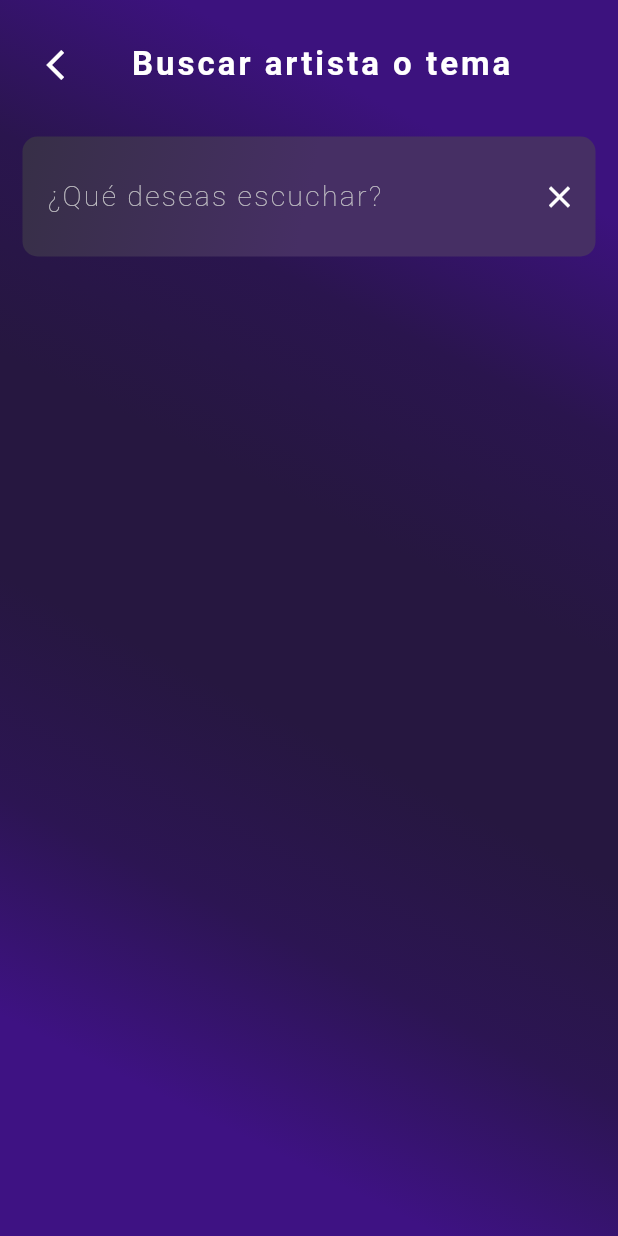
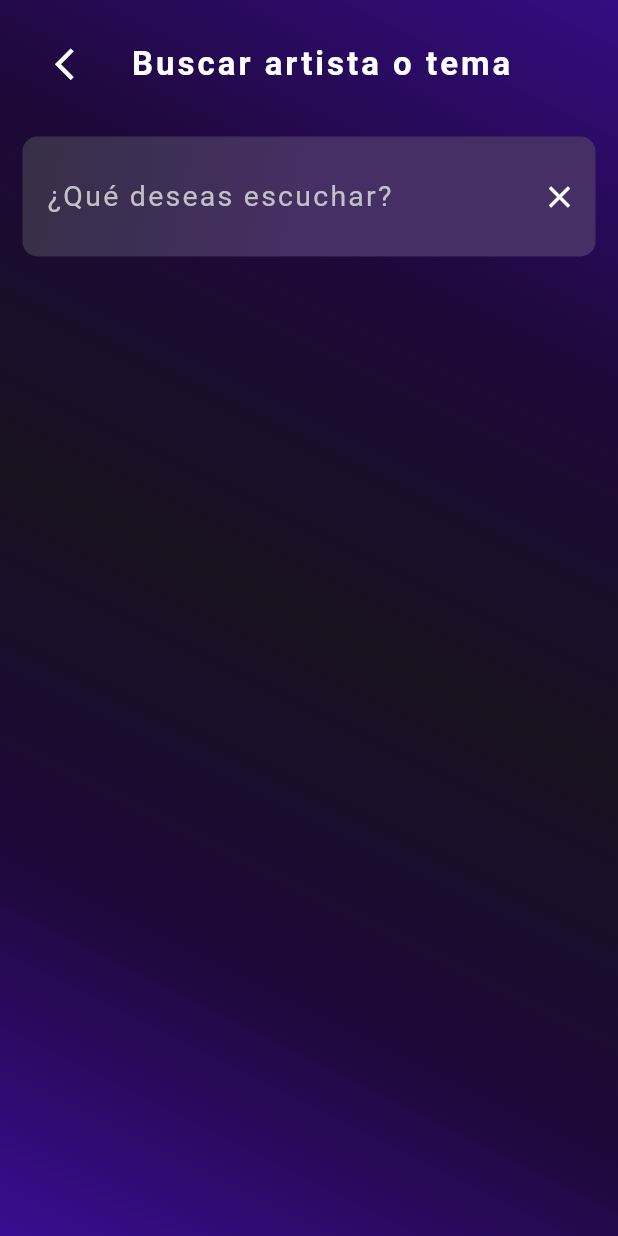
Before and after one commit to fransbompart/SoundSpace-MobileApp, a Flutter app: the HomePage screen opened directly with empty values, after a tap on the "search" icon, on a phone screen of 412 x 824 dp. Run offline on Flutter 3.47's test engine with Material 2 defaults, Android fonts, the phone set to English and light mode, and no system bars; our stand-ins replace dio, google_fonts, just_audio; missing offline and left inert: flutter_audio_waveforms, flutter_gallery_3d; network calls fail; Roboto replaces fonts that are missing (Caprasimo, Visby, visbycf-thin).

Commit message:
Ultimos detalles avance

```diff
--- /dev/null
+++ b/lib/infrastructure/presentation/providers/search_artist_provider.dart
@@ -0,0 +1,20 @@
+import 'package:flutter/material.dart';
+
+import '../../../domain/artist.dart';
+import '../../repositories/api_repository.dart';
+
+class SearchArtistProvider extends ChangeNotifier {
+  final ApiRepository repository;
+  List<Artist>? searchArtists;
+
+  SearchArtistProvider({required this.repository});
+
+  Future<void> loadSearch(String searchTerm) async {
+    searchArtists = await getSearchArtists(searchTerm);
+    notifyListeners();
+  }
+
+  Future<List<Artist>?> getSearchArtists(String searchTerm) async {
+    return await repository.getSearchArtists(searchTerm);
+  }
+}
--- a/lib/infrastructure/presentation/screens/home/home_page.dart
+++ b/lib/infrastructure/presentation/screens/home/home_page.dart
@@ -2,7 +2,7 @@ import 'package:flutter/material.dart';
 import 'package:just_audio/just_audio.dart';
 import 'package:provider/provider.dart';
 import 'package:soundspace_mobileapp/infrastructure/presentation/commons/widgets/albums_carousel.dart';
-import 'package:soundspace_mobileapp/infrastructure/presentation/screens/searchPage/screens/search_bar.dart';
+import 'package:soundspace_mobileapp/infrastructure/presentation/screens/searchPage/screens/search_page.dart';
 
 import '../../../repositories/api_repository.dart';
 import '../../commons/widgets/background.dart';
@@ -25,7 +25,8 @@ class HomePage extends StatelessWidget {
   @override
   Widget build(BuildContext context) {
     return Scaffold(
-      body: MultiProvider(providers: [
+      body: MultiProvider(
+          providers: [
             ChangeNotifierProvider(
                 create: (_) => PlaylistProvider(repository: repository)),
             ChangeNotifierProvider(
@@ -37,13 +38,18 @@ class HomePage extends StatelessWidget {
             ChangeNotifierProvider(
               create: (_) => AudioPlayerProvider(),
             )
-      ], child: const GradientBackground(child: Home())),
+          ],
+          child: GradientBackground(
+              child: Home(
+            repository: repository,
+          ))),
     );
   }
 }
 
 class Home extends StatelessWidget {
-  const Home({super.key});
+  final ApiRepository repository;
+  const Home({super.key, required this.repository});
 
   @override
   Widget build(BuildContext context) {
@@ -67,7 +73,10 @@ class Home extends StatelessWidget {
                       // Navegar a la página de búsqueda cuando se hace clic en el ícono de búsqueda
                       Navigator.push(
                         context,
-                MaterialPageRoute(builder: (context) => const SearchFrame()),
+                        MaterialPageRoute(
+                            builder: (context) => SearchPage(
+                                  repository: repository,
+                                )),
                       );
                     },
                   ),
--- a/lib/infrastructure/presentation/screens/landingPage/Screens/landing_page.dart
+++ b/lib/infrastructure/presentation/screens/landingPage/Screens/landing_page.dart
@@ -23,9 +23,9 @@ class LandingPage extends StatelessWidget {
               ],
             ),
           ),
-          child: SingleChildScrollView(
+          child: Container(
             child: Column(
-              mainAxisAlignment: MainAxisAlignment.start,
+              mainAxisAlignment: MainAxisAlignment.spaceBetween,
               children: <Widget>[
                 // Imagen
                 const LandingPromo(promoPath: 'images/aqustico2.png'),
@@ -111,7 +111,7 @@ class LandingPage extends StatelessWidget {
                   ],
                 ),
 
-                const SizedBox(height: 90),
+                const SizedBox(height: 120),
 
                 //Image
                 Align(
--- a/lib/infrastructure/presentation/screens/searchPage/classes/artist_theme_model.dart
+++ /dev/null
@@ -1,5 +0,0 @@
-class ArtistThemeModel{
-  String? artistName;
-
-  ArtistThemeModel(this.artistName);
-}
--- a/lib/infrastructure/presentation/screens/searchPage/screens/search_bar.dart
+++ /dev/null
@@ -1,196 +0,0 @@
-import 'package:flutter/material.dart';
-import 'package:soundspace_mobileapp/infrastructure/presentation/screens/home/home_page.dart';
-import 'package:soundspace_mobileapp/infrastructure/repositories/api_repository.dart';
-
-import '../classes/artist_theme_model.dart';
-
-class SearchFrame extends StatefulWidget {
-  const SearchFrame({super.key});
-
-  @override
-  State<SearchFrame> createState() => _SearchFrameState();
-}
-
-class _SearchFrameState extends State<SearchFrame> {
-
-  TextEditingController _controller = TextEditingController();
-
-  static List<ArtistThemeModel> mainThemeList = [
-    ArtistThemeModel("Aquiles Báez"),
-    ArtistThemeModel("Aquiles Hernández"),
-  ];
-
-  List<ArtistThemeModel> displayList = List.from(mainThemeList);
-
-  String inputValue = '';
-  final ApiRepository repository = ApiRepository();
-
-
-  void updateList(String value) {
-    setState(() {
-      inputValue = value;
-      if (value.isEmpty) {
-        displayList = [];
-      } else {
-        displayList = mainThemeList
-            .where((element) =>
-                element.artistName!.toLowerCase().contains(value.toLowerCase()))
-            .toList();
-      }
-    });
-  }
-
-  @override
-  Widget build(BuildContext context) {
-    return  Scaffold(
-        body: Stack(
-          children: [
-            Container(
-              decoration: const BoxDecoration(
-                gradient: LinearGradient(
-                  begin: Alignment.topRight,
-                  end: Alignment.bottomLeft,
-                  colors: <Color>[
-                    Color(0xFF3C127E),
-                    Color(0xFF3C127E),
-                    Color(0xFF2A154E),
-                    Color(0xFF261740),
-                    Color(0xFF261740),
-                    Color(0xFF2C1553),
-                    Color(0xFF3E1283),
-                    Color(0xFF3E1283),
-                  ],
-                ),
-              ),
-            ),
-            Padding(
-              padding: const EdgeInsets.all(15.0),
-              child: Column(
-                mainAxisAlignment: MainAxisAlignment.start,
-                crossAxisAlignment: CrossAxisAlignment.start,
-                children: [
-                  AppBar(
-                    backgroundColor: Colors.transparent,
-                    elevation: 0,
-                    leading: IconButton(
-                      icon: const Icon(Icons.arrow_back_ios, color: Colors.white),
-                      onPressed: () {
-                        // Navegar a la página de búsqueda cuando se hace clic en el ícono de búsqueda
-                        Navigator.push(
-                          context,
-                          MaterialPageRoute(builder: (context) =>  HomePage(repository: repository)),
-                        );
-                      },
-                    ),
-
-                    title: const Text(
-                      'Buscar artista o tema',
-                      style: TextStyle(
-                        fontFamily: 'Visby',
-                        fontSize: 22,
-                        fontWeight: FontWeight.w600,
-                        letterSpacing: 2.0,
-                        color: Colors.white
-                      ),
-                    ),
-                  ),
-                  const SizedBox(height: 20.0),
-                  Container(
-                    height: 80,
-                    decoration: BoxDecoration(
-                      borderRadius: BorderRadius.circular(10.0),
-                      gradient: const LinearGradient(
-                        begin: Alignment.topLeft,
-                        end: Alignment.bottomRight,
-                        colors: [
-                          Color(0xFF372F47),
-                          Color(0xFF462F64),
-                          Color(0xFF462F64),
-                        ],
-                      ),
-                    ),
-                    child: Center(
-                      child: TextField(
-                        onChanged: (value) => updateList(value),
-                        style: const TextStyle(
-                            fontFamily: 'Visby',
-                            fontSize: 18,
-                            fontWeight: FontWeight.w300,color: Colors.white,
-                        ),
-                        controller: _controller,
-                        decoration: InputDecoration(
-                          filled: true,
-                          fillColor: Colors.transparent,
-                          border: OutlineInputBorder(
-                            borderRadius: BorderRadius.circular(10.0),
-                            borderSide: BorderSide.none,
-                          ),
-                          hintText: "¿Qué deseas escuchar?",
-                          hintStyle: const TextStyle(
-                            fontFamily: 'visbycf-thin',
-                            fontSize: 19,
-                            fontWeight: FontWeight.w100,
-                            letterSpacing: 1.5,
-                            color: Color(0xFFC2C1C5),
-                          ),
-                          suffixIcon: IconButton(
-                            icon: const Icon(
-                              Icons.close,
-                              color: Colors.white,
-                            ),
-                            onPressed: () {
-                              setState(() {
-                                _controller.clear();
-                                updateList(_controller.text);
-                                },
-                              );
-                            },
-                          ),
-                        ),
-                      ),
-                    ),
-                  ),
-                  const SizedBox(
-                    height: 20.0,
-                  ),
-                  inputValue.isEmpty
-                    ? Container()
-                    : Expanded(
-                      child: displayList.isEmpty
-                        ? Container(
-                            padding: const EdgeInsets.only(top: 4.0, left: 24.0),
-                            child: const Text(
-                              "Lo sentimos, no se encontraron resultados.",
-                              style: TextStyle(
-                                fontFamily: 'visbycf-thin',
-                                fontSize: 14,
-                                fontWeight: FontWeight.w100,
-                                letterSpacing: 1.5,
-                                color: Color(0xFF0AACBE),
-                              ),
-                            ),
-                          )
-                          : ListView.builder(
-                              itemCount: displayList.length,
-                              itemBuilder: (context, index) => ListTile(
-                                contentPadding: const EdgeInsets.only( top: 1.0, bottom: 1.0, left: 25.0),
-                                title: Text(displayList[index].artistName!,
-                                  style: const TextStyle(
-                                    fontFamily: 'visbycf-thin',
-                                    fontSize: 14,
-                                    fontWeight: FontWeight.w100,
-                                    letterSpacing: 1.5,
-                                    color: Colors.white,
-                                  ),
-                                )
-                              ),
-                            ),
-                    ),
-                ],
-              ),
-            ),
-          ],
-        ),
-      );
-  }
-}
--- /dev/null
+++ b/lib/infrastructure/presentation/screens/searchPage/screens/search_page.dart
@@ -0,0 +1,220 @@
+import 'package:flutter/material.dart';
+import 'package:provider/provider.dart';
+import 'package:soundspace_mobileapp/domain/artist.dart';
+import 'package:soundspace_mobileapp/infrastructure/presentation/commons/widgets/background.dart';
+import 'package:soundspace_mobileapp/infrastructure/presentation/providers/search_artist_provider.dart';
+import 'package:soundspace_mobileapp/infrastructure/presentation/screens/artist/artist_page.dart';
+import 'package:soundspace_mobileapp/infrastructure/repositories/api_repository.dart';
+
+class SearchPage extends StatelessWidget {
+  final ApiRepository repository;
+
+  const SearchPage({super.key, required this.repository});
+
+  @override
+  Widget build(BuildContext context) {
+    final ApiRepository repository = ApiRepository();
+    return Scaffold(
+        body: MultiProvider(
+            providers: [
+          ChangeNotifierProvider(
+              create: (_) => SearchArtistProvider(repository: repository)),
+        ],
+            child: Search(
+              repository: repository,
+            )));
+  }
+}
+
+class Search extends StatefulWidget {
+  final ApiRepository repository;
+  const Search({super.key, required this.repository});
+
+  @override
+  State<Search> createState() => _SearchSate();
+}
+
+class _SearchSate extends State<Search> {
+  final TextEditingController _controller = TextEditingController();
+
+  List<Artist> displayList = [];
+
+  String inputValue = '';
+
+  void updateList(String value, dynamic search) async {
+    if (value.isEmpty) {
+      print("si");
+    }
+
+    if (value.isEmpty) {
+      displayList = [];
+    } else {
+      await search.loadSearch(value);
+
+      setState(() {
+        displayList = search.searchArtists;
+      });
+    }
+
+    setState(() {
+      inputValue = value;
+    });
+  }
+
+  @override
+  Widget build(BuildContext context) {
+    final searchArtistProvider = context.watch<SearchArtistProvider>();
+    return Scaffold(
+      body: Stack(
+        children: [
+          const GradientBackground(
+              child: SizedBox(
+            height: 0,
+          )),
+          Padding(
+            padding: const EdgeInsets.all(15.0),
+            child: Column(
+              mainAxisAlignment: MainAxisAlignment.start,
+              crossAxisAlignment: CrossAxisAlignment.start,
+              children: [
+                AppBar(
+                  backgroundColor: Colors.transparent,
+                  elevation: 0,
+                  leading: IconButton(
+                    icon: const Icon(
+                      Icons.arrow_back_ios_new_outlined,
+                      color: Colors.white,
+                    ),
+                    padding: EdgeInsets.all(0),
+                    iconSize: 25,
+                    onPressed: () {
+                      Navigator.pop(context);
+                    },
+                  ),
+                  title: const Text(
+                    'Buscar artista o tema',
+                    style: TextStyle(
+                        fontSize: 22,
+                        fontWeight: FontWeight.bold,
+                        letterSpacing: 2.0,
+                        color: Colors.white),
+                  ),
+                ),
+                const SizedBox(height: 20.0),
+                Container(
+                  height: 80,
+                  decoration: BoxDecoration(
+                    borderRadius: BorderRadius.circular(10.0),
+                    gradient: const LinearGradient(
+                      begin: Alignment.topLeft,
+                      end: Alignment.bottomRight,
+                      colors: [
+                        Color(0xFF372F47),
+                        Color(0xFF462F64),
+                        Color(0xFF462F64),
+                      ],
+                    ),
+                  ),
+                  child: Center(
+                    child: TextField(
+                      style: const TextStyle(
+                        fontSize: 18,
+                        fontWeight: FontWeight.normal,
+                        color: Colors.white,
+                      ),
+                      controller: _controller,
+                      onChanged: (value) =>
+                          updateList(value, searchArtistProvider),
+                      decoration: InputDecoration(
+                        filled: true,
+                        fillColor: Colors.transparent,
+                        border: OutlineInputBorder(
+                          borderRadius: BorderRadius.circular(10.0),
+                          borderSide: BorderSide.none,
+                        ),
+                        hintText: "¿Qué deseas escuchar?",
+                        hintStyle: const TextStyle(
+                          fontSize: 19,
+                          fontWeight: FontWeight.normal,
+                          letterSpacing: 1.5,
+                          color: Color(0xFFC2C1C5),
+                        ),
+                        suffixIcon: IconButton(
+                          icon: const Icon(
+                            Icons.close,
+                            color: Colors.white,
+                          ),
+                          onPressed: () {
+                            setState(
+                              () {
+                                _controller.clear();
+                                updateList(
+                                    _controller.text, searchArtistProvider);
+                              },
+                            );
+                          },
+                        ),
+                      ),
+                    ),
+                  ),
+                ),
+                const SizedBox(
+                  height: 20.0,
+                ),
+                inputValue.isEmpty
+                    ? Container()
+                    : Expanded(
+                        child: displayList.isEmpty
+                            ? Container(
+                                padding:
+                                    const EdgeInsets.only(top: 4.0, left: 24.0),
+                                child: const Text(
+                                  "Lo sentimos, no se encontraron resultados.",
+                                  style: TextStyle(
+                                    fontSize: 14,
+                                    fontWeight: FontWeight.normal,
+                                    letterSpacing: 1.5,
+                                    color: Color(0xFF0AACBE),
+                                  ),
+                                ),
+                              )
+                            : ListView.builder(
+                                itemCount: displayList.length > 4
+                                    ? 4
+                                    : displayList.length,
+                                itemBuilder: (context, index) =>
+                                    GestureDetector(
+                                      onTap: () async {
+                                        Navigator.push(
+                                            context,
+                                            MaterialPageRoute(
+                                                builder: (context) =>
+                                                    ArtistPage(
+                                                      artist:
+                                                          displayList[index],
+                                                    )));
+                                      },
+                                      child: ListTile(
+                                          contentPadding: const EdgeInsets.only(
+                                              top: 1.0,
+                                              bottom: 1.0,
+                                              left: 25.0),
+                                          title: Text(
+                                            displayList[index].name,
+                                            style: const TextStyle(
+                                              fontSize: 14,
+                                              fontWeight: FontWeight.normal,
+                                              letterSpacing: 1.5,
+                                              color: Colors.white,
+                                            ),
+                                          )),
+                                    )),
+                      ),
+              ],
+            ),
+          ),
+        ],
+      ),
+    );
+  }
+}
```
Also changed, not shown: lib/infrastructure/presentation/commons/widgets/albums_carousel.dart (+13 -0 lines), lib/infrastructure/repositories/api_repository.dart (+33 -1 lines). Lines whose indentation alone changed are shown as unchanged.
